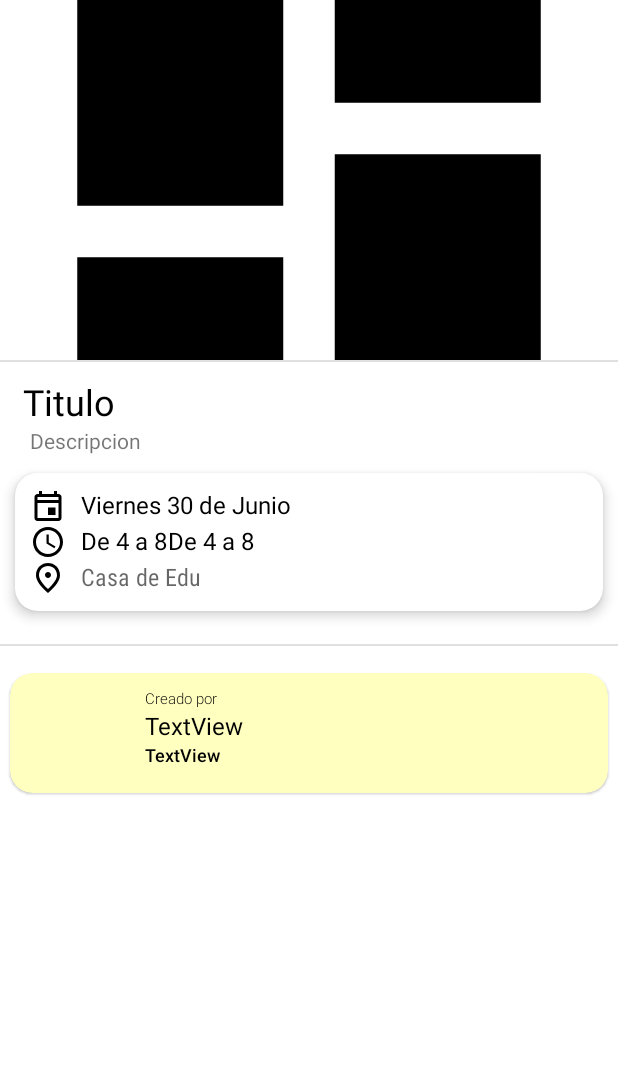
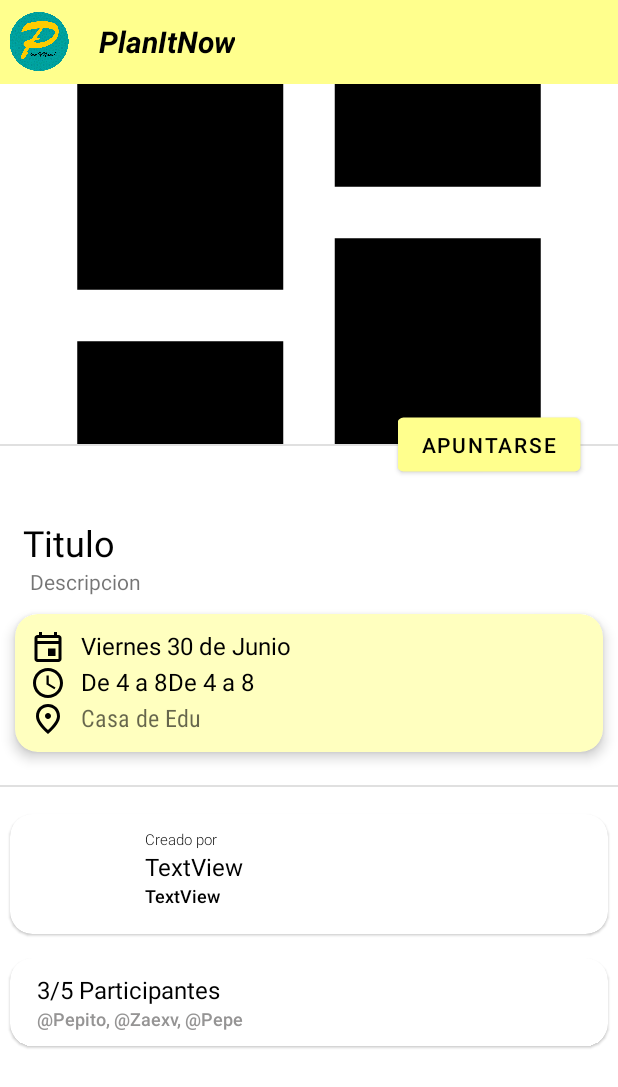
Before and after one commit to Zaexv/PlanItNow_Android, an Android app: the ViewPlanActivity screen opened directly, with no data from a screen before it, on a phone screen of 412 x 824 dp. Shown: the top 1087 px of the screen. Run offline under Robolectric (Android 15) with nearby library versions, the phone set to English and light mode, and no system bars; our stand-ins replace navigation-ui; libraries missing offline, so code that uses them is left out: coil.api.load, com.graphql.models; pictures from the network do not load; 3 statements that could not run were skipped.

Commit message:
feat: Added plan participations.
Now you can participate into a single plan in order to provide the people on which plans you wanna be participating.

```diff
--- a/app/src/main/java/com/planitnow/backend/ApolloMutationHandler.kt
+++ b/app/src/main/java/com/planitnow/backend/ApolloMutationHandler.kt
@@ -61,4 +61,10 @@ object ApolloMutationHandler {
         )
     }
 
+    suspend fun participateInPlan(planId: Int): ApolloResponse<ParticipateInPlanMutation.Data>{
+        return ApolloClientSingleton.instance.apolloClient.mutate(
+            ParticipateInPlanMutation(planId = planId)
+        )
+    }
+
 }
--- a/app/src/main/java/com/planitnow/usecases/viewplan/ViewPlanActivity.kt
+++ b/app/src/main/java/com/planitnow/usecases/viewplan/ViewPlanActivity.kt
@@ -52,11 +52,12 @@ class ViewPlanActivity : AppCompatActivity() {
         if (viewPlanViewModel.detailedPlan.owner.id == Session.instance.me.id) {
             binding.viewPlanOwnerCard.visibility = View.GONE
             binding.viewPlanButtonDelete.visibility = View.VISIBLE
+            binding.viewPlanParticipateButton.visibility = View.GONE
             binding.viewPlanButtonDelete.setOnClickListener() {
 
                 //TODO añadir cuadro de Diálogo ¿Seguro que quieres borrar el plan?
 
-                runBlocking {
+                lifecycleScope.launchWhenResumed {
                     val ok = viewPlanViewModel.deleteViewingPlan()
                     if (ok) {
                         Toast.makeText(
@@ -74,15 +75,30 @@ class ViewPlanActivity : AppCompatActivity() {
                     }
                 }
             }
+        } else {
+            binding.viewPlanParticipateButton.setOnClickListener() {
+                lifecycleScope.launchWhenResumed {
+                    viewPlanViewModel.participateInPlan(this@ViewPlanActivity)
+                    bindPlan(viewPlanViewModel.detailedPlan)
+                }
+            }
         }
     }
 
     private fun bindPlan(detailedPlan: DetailedPlanQuery.DetailedPlan) {
+        if(viewPlanViewModel.userIsParticipating) {
+            binding.viewPlanParticipateButton.text = "Desapuntarse"
+        } else {
+            binding.viewPlanParticipateButton.text = "Apuntarse"
+        }
         binding.viewPlanTitle.text = detailedPlan.title
         binding.viewPlanDescription.text = detailedPlan.description
         binding.viewPlanLocation.text = detailedPlan.location
-        var parsedDate = LocalDate.parse(detailedPlan.initDate.toString(), DateTimeFormatter.ofPattern("yyyy-MM-dd"))
-        val fechaEspanol = DateTimeFormatter.ofPattern("EEEE, dd/MMMM/yyyy", Locale("es","ES"))
+        var parsedDate = LocalDate.parse(
+            detailedPlan.initDate.toString(),
+            DateTimeFormatter.ofPattern("yyyy-MM-dd")
+        )
+        val fechaEspanol = DateTimeFormatter.ofPattern("EEEE, dd/MMMM/yyyy", Locale("es", "ES"))
         binding.viewPlanDate.text = fechaEspanol.format(parsedDate)
         val initHour = detailedPlan.initHour.toString().subSequence(0, 5)
         val endHour = detailedPlan.endHour.toString().subSequence(0, 5)
@@ -93,12 +109,20 @@ class ViewPlanActivity : AppCompatActivity() {
         }
 
         binding.viewPlanOwnerPublicName.text = detailedPlan.owner.userProfile!!.publicUsername
-        binding.viewPlanOwnerName.text = "@"+detailedPlan.owner.username
+        binding.viewPlanOwnerName.text = "@" + detailedPlan.owner.username
         binding.viewPlanOwnerProfilePicture.load(detailedPlan.owner.userProfile!!.urlProfilePicture) {
             scale(Scale.FILL)
             placeholder(R.drawable.ic_home_black_24dp)
             transformations(CircleCropTransformation())
         }
+
+        //TODO poner algo más elegante
+        val list =
+            detailedPlan.participatingPlan.map { participatingPlan -> participatingPlan.participantUser.user.username }
+        binding.viewPlanNumberParticipantsText.text =
+            list.size.toString() + "/" + detailedPlan.maxParticipants + " Participantes"
+        binding.viewPlanParticipantsText.text = list.toString()
+
     }
 
 
--- a/app/src/main/java/com/planitnow/usecases/viewplan/ViewPlanViewModel.kt
+++ b/app/src/main/java/com/planitnow/usecases/viewplan/ViewPlanViewModel.kt
@@ -3,35 +3,62 @@ package com.planitnow.usecases.viewplan
 import android.app.Activity
 import android.content.Context
 import android.content.Intent
+import android.widget.Toast
 import androidx.lifecycle.ViewModel
 import com.apollographql.apollo3.api.ApolloResponse
 import com.graphql.models.DetailedPlanQuery
 import com.planitnow.R
 import com.planitnow.backend.ApolloMutationHandler
 import com.planitnow.backend.ApolloQueryHandler
+import com.planitnow.model.session.Session
 import com.planitnow.usecases.base.BaseActivityRouter
 
-class ViewPlanViewModel  : ViewModel() {
+class ViewPlanViewModel : ViewModel() {
 
-    lateinit var detailedPlan : DetailedPlanQuery.DetailedPlan
+    lateinit var detailedPlan: DetailedPlanQuery.DetailedPlan
+    var userIsParticipating = false
 
-    suspend fun getPlanById(id : String): DetailedPlanQuery.DetailedPlan {
+    suspend fun getPlanById(id: String): DetailedPlanQuery.DetailedPlan {
         val detailedPlanQuery = ApolloQueryHandler.getDetailedPlan(Integer.parseInt(id))
 
-        if(detailedPlanQuery.hasErrors())
+        if (detailedPlanQuery.hasErrors())
             throw Exception("Ha habido un error obteniendo el plan") //TODO meter en Strings.xml
 
         detailedPlan = detailedPlanQuery.data?.detailedPlan!!
+
+        val participantsList =  detailedPlan.participatingPlan.map { participatingPlan -> participatingPlan.participantUser.id }
+        if(Session.instance.me.id in participantsList) userIsParticipating = true
 
         return detailedPlan
     }
 
     suspend fun deleteViewingPlan(): Boolean {
         val deletedPlan = ApolloMutationHandler.deletePlan(Integer.parseInt(detailedPlan.id))
-        if(deletedPlan.hasErrors()){
+        if (deletedPlan.hasErrors()) {
             println(deletedPlan.errors.toString())
             return false
         }
         return deletedPlan.data?.deletePlan?.ok!!
     }
+
+    suspend fun participateInPlan(c: Context): Boolean {
+        val participation =
+            ApolloMutationHandler.participateInPlan(Integer.parseInt(detailedPlan.id))
+        if (participation.hasErrors()) {
+            Toast.makeText(c, participation.errors!![0].message, Toast.LENGTH_SHORT).show()
+            return false
+        }
+
+        if (participation.data!!.participateInPlan!!.planParticipation == null) {
+            Toast.makeText(c, "Te has borrado del plan", Toast.LENGTH_SHORT).show()
+        } else {
+            Toast.makeText(c, "Te has apuntado al plan", Toast.LENGTH_SHORT).show()
+        }
+
+        getPlanById(detailedPlan.id)
+
+        return true
+    }
+
+
 }
--- a/app/src/main/res/layout/activity_view_plan.xml
+++ b/app/src/main/res/layout/activity_view_plan.xml
@@ -1,4 +1,6 @@
 <?xml version="1.0" encoding="utf-8"?>
+
+
 
 <ScrollView xmlns:android="http://schemas.android.com/apk/res/android"
     xmlns:app="http://schemas.android.com/apk/res-auto"
@@ -10,6 +12,9 @@
         android:layout_width="match_parent"
         android:layout_height="wrap_content"
         android:orientation="vertical">
+        <include
+            android:id="@+id/main_toolbar"
+            layout="@layout/main_toolbar"></include>
 
         <ImageView
             android:id="@+id/view_plan_image"
@@ -26,9 +31,14 @@
             android:background="?android:attr/listDivider"
             android:scaleY="1" />
 
-        <Space
-            android:layout_width="match_parent"
-            android:layout_height="10dp" />
+        <Button
+            android:id="@+id/view_plan_participate_button"
+            android:layout_width="wrap_content"
+            android:layout_height="wrap_content"
+            android:layout_gravity="right"
+            android:text="@string/participate"
+            android:translationX="-25dp"
+            android:translationY="-25dp" />
 
         <TextView
             android:id="@+id/view_plan_title"
@@ -56,7 +66,7 @@
             android:animateLayoutChanges="true"
             android:clipToPadding="true"
             android:paddingEnd="10dp"
-            app:cardBackgroundColor="#FFFFFFFF"
+            app:cardBackgroundColor="@color/yellow_primary_light"
             app:cardCornerRadius="15dp"
             app:cardElevation="5dp"
             app:cardPreventCornerOverlap="true"
@@ -131,7 +141,7 @@
         <View
             android:id="@+id/divider2"
             android:layout_width="match_parent"
-            android:layout_height="1dp"
+            android:layout_height="wrap_content"
             android:background="?android:attr/listDivider"
             android:scaleY="1"
             tools:layout_editor_absoluteX="-198dp"
@@ -149,7 +159,7 @@
             android:animateLayoutChanges="true"
             android:clipToPadding="true"
             android:paddingEnd="10dp"
-            app:cardBackgroundColor="@color/yellow_primary_light"
+            app:cardBackgroundColor="@color/white"
             app:cardCornerRadius="15dp"
             app:cardElevation="1dp"
             app:cardPreventCornerOverlap="true"
@@ -173,11 +183,13 @@
                     tools:srcCompat="@tools:sample/avatars" />
 
                 <LinearLayout
-                    android:layout_width="wrap_content"
+                    android:layout_width="0dp"
                     android:layout_height="wrap_content"
                     android:layout_marginStart="16dp"
+                    android:layout_marginEnd="35dp"
                     android:orientation="vertical"
                     app:layout_constraintBottom_toBottomOf="parent"
+                    app:layout_constraintEnd_toEndOf="parent"
                     app:layout_constraintStart_toEndOf="@id/view_plan_owner_profile_picture"
                     app:layout_constraintTop_toTopOf="parent"
                     app:layout_constraintVertical_bias="0.0">
@@ -196,6 +208,11 @@
                         android:id="@+id/view_plan_owner_public_name"
                         android:layout_width="match_parent"
                         android:layout_height="wrap_content"
+                        android:layout_weight="5"
+                        android:ellipsize="end"
+                        android:inputType="textImeMultiLine"
+                        android:maxLines="2"
+                        android:singleLine="false"
                         android:text="TextView"
                         android:textAppearance="@style/TextAppearance.AppCompat.Display1"
                         android:textColor="@color/black"
@@ -208,6 +225,58 @@
                         android:text="TextView"
                         android:textAppearance="@style/TextAppearance.AppCompat.Body2"
                         android:textColor="@color/black"
+                        android:textSize="12sp" />
+                </LinearLayout>
+            </androidx.constraintlayout.widget.ConstraintLayout>
+        </androidx.cardview.widget.CardView>
+
+        <androidx.cardview.widget.CardView
+
+            android:id="@+id/view_plan_participants_card"
+            android:layout_width="match_parent"
+            android:layout_height="wrap_content"
+            android:animateLayoutChanges="true"
+            android:clipToPadding="true"
+            android:paddingEnd="10dp"
+            app:cardBackgroundColor="@color/white"
+            app:cardCornerRadius="15dp"
+            app:cardElevation="1dp"
+            app:cardPreventCornerOverlap="true"
+            app:cardUseCompatPadding="true"
+            app:contentPadding="10dp">
+
+            <androidx.constraintlayout.widget.ConstraintLayout
+                android:layout_width="match_parent"
+                android:layout_height="wrap_content">
+
+                <LinearLayout
+                    android:layout_width="0dp"
+                    android:layout_height="wrap_content"
+                    android:layout_marginStart="8dp"
+                    android:orientation="vertical"
+                    app:layout_constraintBottom_toBottomOf="parent"
+                    app:layout_constraintEnd_toEndOf="parent"
+                    app:layout_constraintStart_toStartOf="parent"
+                    app:layout_constraintTop_toTopOf="parent"
+                    app:layout_constraintVertical_bias="0.0">
+
+
+                    <TextView
+                        android:id="@+id/view_plan_number_participants_text"
+                        android:layout_width="match_parent"
+                        android:layout_height="wrap_content"
+                        android:text="3/5 Participantes"
+                        android:textAppearance="@style/TextAppearance.AppCompat.Display1"
+                        android:textColor="@color/black"
+                        android:textSize="16sp" />
+
+                    <TextView
+                        android:id="@+id/view_plan_participants_text"
+                        android:layout_width="match_parent"
+                        android:layout_height="wrap_content"
+                        android:text="@Pepito, @Zaexv, @Pepe"
+                        android:textAppearance="@style/TextAppearance.AppCompat.Body2"
+                        android:textColor="#959494"
                         android:textSize="12sp" />
                 </LinearLayout>
             </androidx.constraintlayout.widget.ConstraintLayout>
--- a/app/src/main/res/values/strings.xml
+++ b/app/src/main/res/values/strings.xml
@@ -49,5 +49,6 @@
     <string name="sent_friend_request">te ha enviado una solicitud de amistad</string>
     <string name="success_operation">Correcto</string>
     <string name="error_operation">Ha habido un error. Prueba más tarde.</string>
+    <string name="participate">Apuntarse</string>
 
 </resources>
```
Also changed, not shown: 3 other files.
